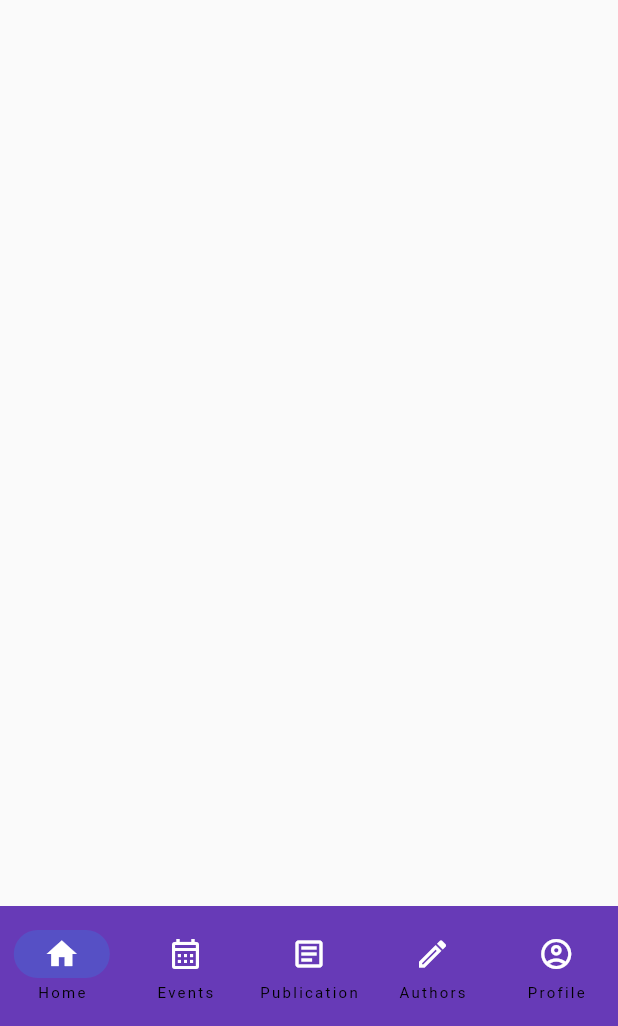
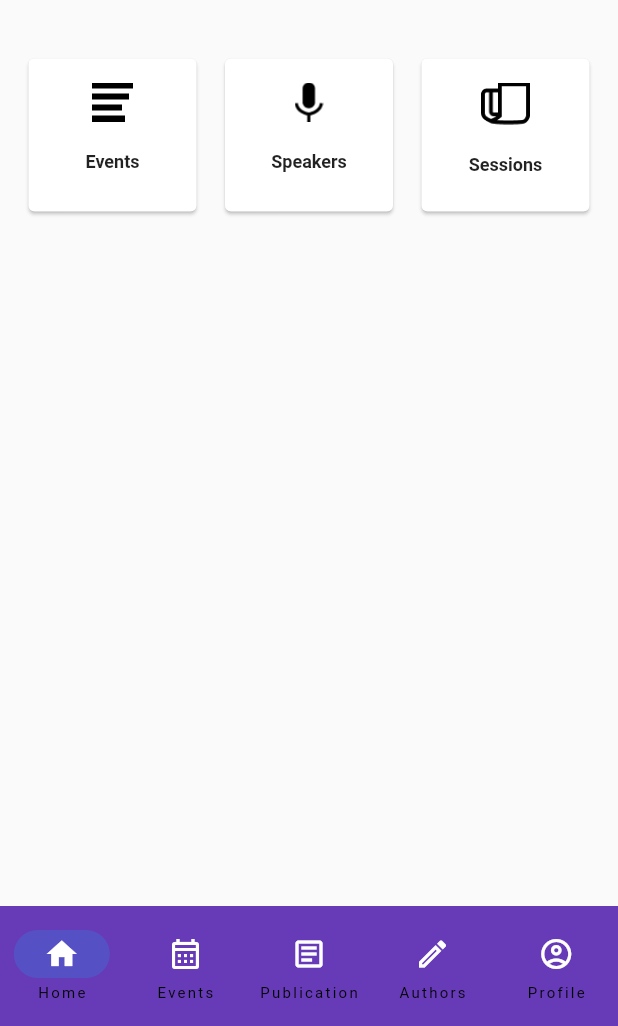
Before and after one commit to syafiqoarashy/pbp-final-project, a Flutter app: the screen it shows after launch, on a phone screen of 412 x 824 dp, the part 210-1236 px from its top. Run offline on Flutter 3.47's test engine with Material 2 defaults, Android fonts, the phone set to English and light mode, and no system bars; missing offline and left inert: dart:ffi.

Commit message:
more update on home

```diff
--- a/lib/page/home.dart
+++ b/lib/page/home.dart
@@ -1,11 +1,62 @@
+import 'dart:ffi';
+import 'package:acb_isbe/page/publication_page.dart';
 import 'package:flutter/material.dart';
 import 'package:acb_isbe/main.dart';
+import 'package:acb_isbe/page/login.dart';
 
 class HomePage extends StatefulWidget {
   const HomePage({super.key});
 
   @override
   State<HomePage> createState() => _HomePageState();
+}
+
+class Category extends StatelessWidget {
+  final String image;
+  final String title;
+  final double scales;
+  final int decide;
+  const Category({Key? key, required this.image, required this.title, required this.scales, required this.decide}) : super(key: key);
+
+  @override
+  Widget build(BuildContext context) {
+    return GestureDetector(
+      onTap: () {
+        // Routing the menu to the form page
+        Navigator.push(
+          context,
+          MaterialPageRoute(
+              builder: (context) => (decide==1) ? PublicationPage():(decide==2)?LoginPage():PublicationPage()),
+        );
+      },
+      child: Card(
+        child: Padding(
+          padding: const EdgeInsets.all(16.0),
+          child: Container(
+            width: 80,
+            height: 70,
+            child: Column(
+              children: [
+                SizedBox(
+                  child: Image.asset(
+                    image,
+                    scale: scales,
+                  ),
+                ),
+                SizedBox(
+                  height: 20,
+                ),
+                Text(
+                  title,
+                  style: TextStyle(fontSize: 12, fontWeight: FontWeight.w600),
+                )
+              ],
+            ),
+          ),
+        ),
+      ),
+    );
+  }
 }
 
 class _HomePageState extends State<HomePage> {
@@ -76,6 +127,19 @@ class _HomePageState extends State<HomePage> {
         child: ListView(
           children: [
             UpperBar(),
+            SizedBox(height: 10),
+            Padding(
+                padding: EdgeInsets.all(15),
+            child: Row(
+              mainAxisAlignment: MainAxisAlignment.spaceBetween,
+              children: [
+                Category(image: 'graphics/event.png', title: 'Events', scales: 1.5, decide: 1,),
+                SizedBox(width: 5),
+                Category(image: 'graphics/speakers.png', title: 'Speakers', scales: 1.5, decide: 2,),
+                SizedBox(width: 5),
+                Category(image: 'graphics/sessions.png', title: 'Sessions', scales: 1.6, decide: 1,),
+              ],
+            ),)
           ],
         ),
       )
```
Also changed, not shown: graphics/event.png (added), graphics/sessions.png (added), graphics/speakers.png (added).
